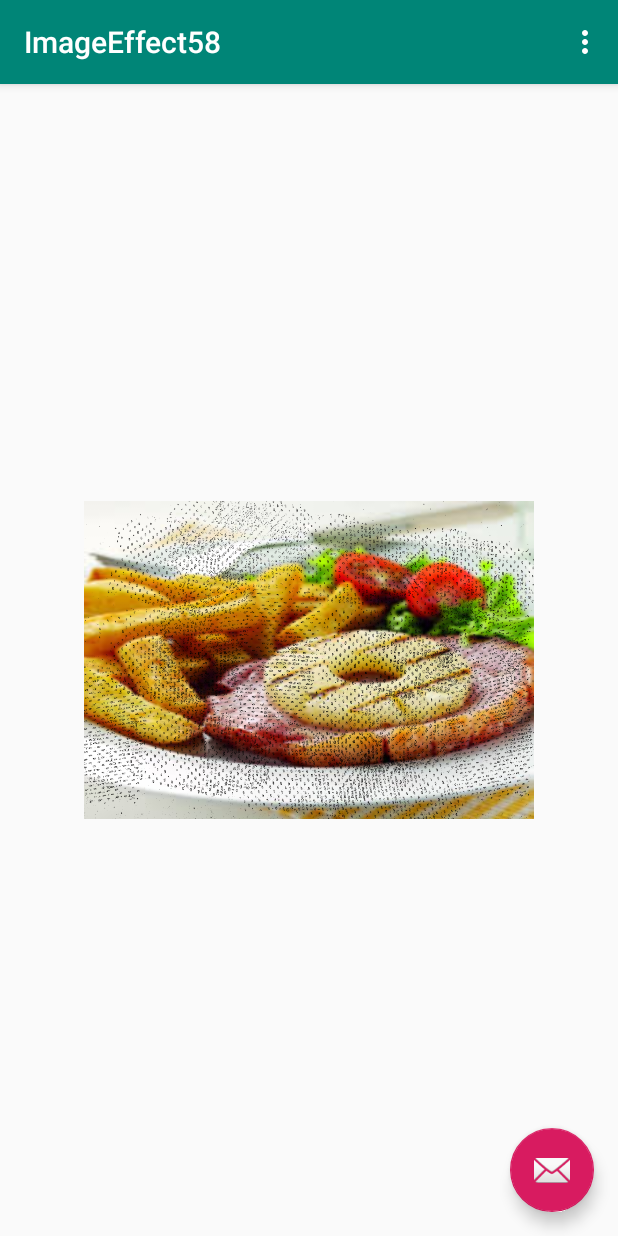
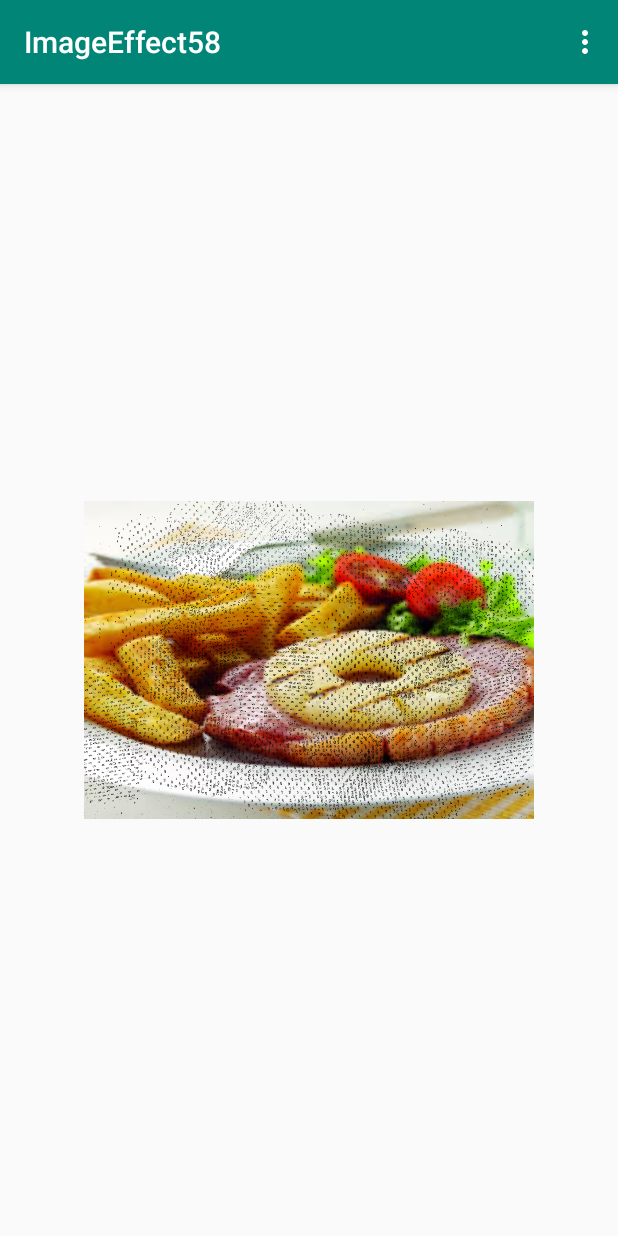
Before and after one commit to pjenkin/AndroidTutorial19ImageEffect58, an Android app: the screen it shows after launch (MainActivity), on a phone screen of 412 x 824 dp. Run offline under Robolectric (Android 15) with nearby library versions, the phone set to English and light mode, and no system bars.

Commit message:
60 Removed boilerplate Floating Action Button (carefully - in activity_main design GUI & MainActivity.java onCreate)

```diff
--- a/app/src/main/java/com/example/imageeffect58/MainActivity.java
+++ b/app/src/main/java/com/example/imageeffect58/MainActivity.java
@@ -29,16 +29,6 @@ public class MainActivity extends AppCompatActivity {
         setContentView(R.layout.activity_main);
         Toolbar toolbar = findViewById(R.id.toolbar);
         setSupportActionBar(toolbar);
-
-
-                FloatingActionButton fab = findViewById(R.id.fab);
-        fab.setOnClickListener(new View.OnClickListener() {
-            @Override
-            public void onClick(View view) {
-                Snackbar.make(view, "Replace with your own action", Snackbar.LENGTH_LONG)
-                        .setAction("Action", null).show();
-            }
-        });
 
 
         // image processing in order to perform effect on image
--- a/app/src/main/res/layout/activity_main.xml
+++ b/app/src/main/res/layout/activity_main.xml
@@ -21,13 +21,6 @@
     </android.support.design.widget.AppBarLayout>
 
     <include layout="@layout/content_main" />
-    <android.support.design.widget.FloatingActionButton
-        android:id="@+id/fab"
-        android:layout_width="wrap_content"
-        android:layout_height="wrap_content"
-        android:layout_gravity="bottom|end"
-        android:layout_margin="@dimen/fab_margin"
-        app:srcCompat="@android:drawable/ic_dialog_email" />
 
 
 </android.support.design.widget.CoordinatorLayout>
```
